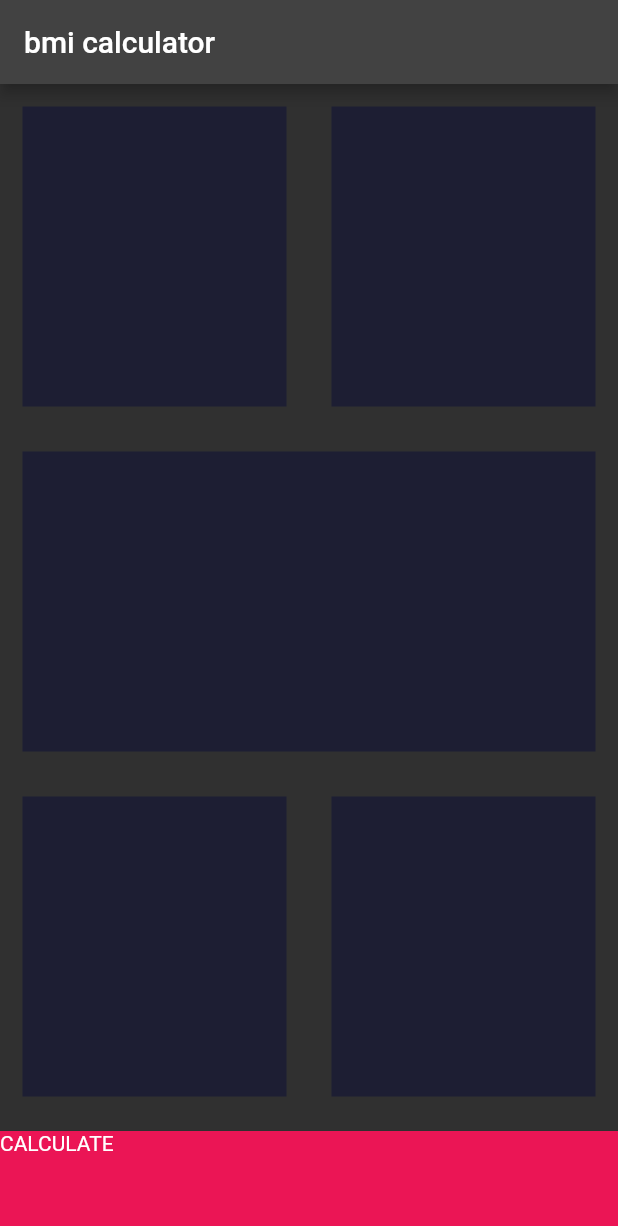
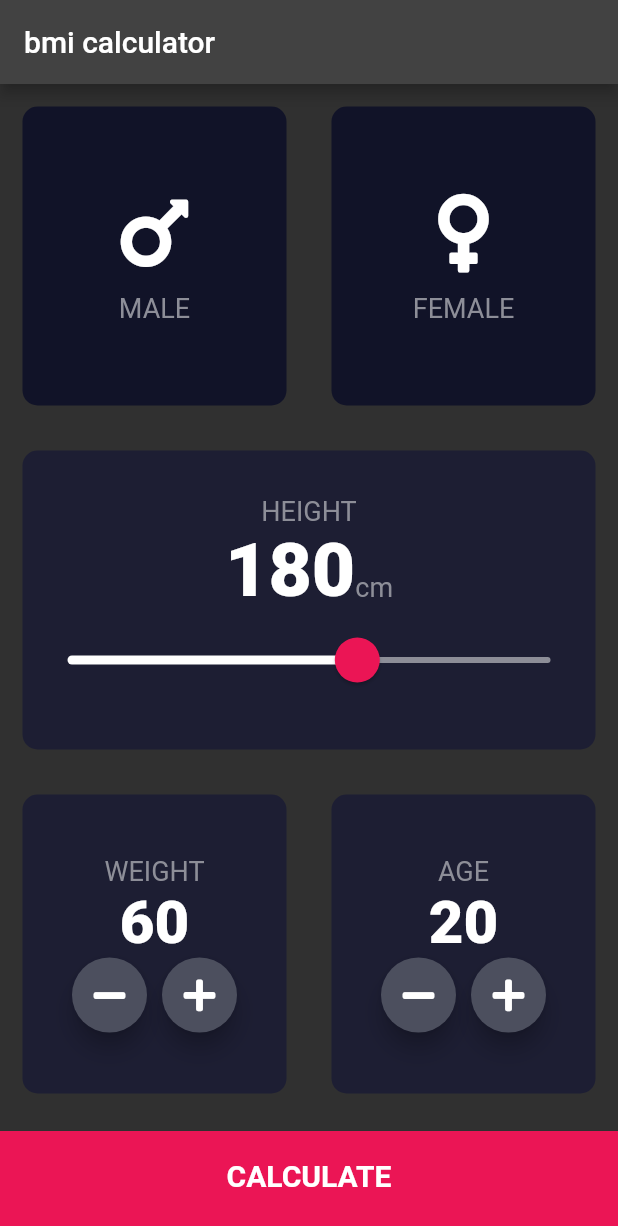
Before and after one commit to Dheeraj998/bmic, a Flutter app: the screen it shows after launch, on a phone screen of 412 x 824 dp. Shown: the top 1226 px of the screen. Run offline on Flutter 3.47's test engine with Material 2 defaults, Android fonts, the phone set to English and light mode, and no system bars; our stand-ins replace font_awesome_flutter.

Commit message:
completed project

```diff
--- /dev/null
+++ b/lib/calculator_brain.dart
@@ -0,0 +1,32 @@
+import 'dart:math';
+
+class CalculatorBrain {
+  CalculatorBrain({required this.height, required this.weight});
+  final int height;
+  final int weight;
+  late double _bmi;
+  String calculateBMI() {
+    double _bmi = weight / pow(height / 100, 2);
+    return _bmi.toStringAsFixed(1);
+  }
+
+  String getResult() {
+    if (_bmi >= 25) {
+      return 'overweight';
+    } else if (_bmi > 18.5) {
+      return 'normal';
+    } else {
+      return 'underweight';
+    }
+  }
+
+  String getInterpretation() {
+    if (_bmi >= 25) {
+      return 'You have a higher than normal body weight.Try to exercise more.';
+    } else if (_bmi > 18.5) {
+      return 'You have a normal body weight.Good job!';
+    } else {
+      return 'You have a lower than normal body weight.You can eat a bit more.';
+    }
+  }
+}
--- /dev/null
+++ b/lib/components/bottom_button.dart
@@ -0,0 +1,29 @@
+import 'package:flutter/material.dart';
+
+import '../constants.dart';
+
+class BottomButton extends StatelessWidget {
+  BottomButton({required this.onTap, required this.buttonTitle});
+  final Function() onTap;
+  final String buttonTitle;
+
+  @override
+  Widget build(BuildContext context) {
+    return GestureDetector(
+      onTap: onTap,
+      child: Container(
+        child: Center(
+          child: Text(
+            buttonTitle,
+            style: kLargeButtonTextstyle,
+          ),
+        ),
+        color: kBottomContainercolor,
+        margin: EdgeInsets.only(top: 10.0),
+        padding: EdgeInsets.only(bottom: 10.0),
+        width: double.infinity,
+        height: kBottomContainerheight,
+      ),
+    );
+  }
+}
--- /dev/null
+++ b/lib/components/icon_content.dart
@@ -0,0 +1,29 @@
+import 'package:flutter/material.dart';
+
+import '../constants.dart';
+
+class IconContent extends StatelessWidget {
+  IconContent({required this.icon, required this.label});
+  final IconData icon;
+  final String label;
+
+  @override
+  Widget build(BuildContext context) {
+    return Column(
+      mainAxisAlignment: MainAxisAlignment.center,
+      children: [
+        Icon(
+          icon,
+          size: 60.0,
+        ),
+        SizedBox(
+          height: 10.0,
+        ),
+        Text(
+          label,
+          style: kLabelTextStyle,
+        ),
+      ],
+    );
+  }
+}
--- /dev/null
+++ b/lib/components/reusable_card.dart
@@ -0,0 +1,23 @@
+import 'package:flutter/material.dart';
+
+class ReusableCard extends StatelessWidget {
+  ReusableCard(
+      {required this.colour, required this.cardChild, required this.onPress});
+  final Color colour;
+  final Widget cardChild;
+  final Function() onPress;
+  @override
+  Widget build(BuildContext context) {
+    return GestureDetector(
+      onTap: onPress,
+      child: Container(
+        child: cardChild,
+        margin: EdgeInsets.all(15.0),
+        decoration: BoxDecoration(
+          borderRadius: BorderRadius.circular(10.0),
+          color: colour,
+        ),
+      ),
+    );
+  }
+}
--- /dev/null
+++ b/lib/components/round_icon_button.dart
@@ -0,0 +1,18 @@
+import 'package:flutter/material.dart';
+
+class RoundIconButton extends StatelessWidget {
+  RoundIconButton({required this.icon, required this.onPressed});
+  final IconData icon;
+  final Function() onPressed;
+  @override
+  Widget build(BuildContext context) {
+    return RawMaterialButton(
+      child: Icon(icon),
+      elevation: 6.0,
+      constraints: BoxConstraints.tightFor(width: 50.0, height: 50.0),
+      onPressed: onPressed,
+      shape: CircleBorder(),
+      fillColor: Color(0xFF4C4F5E),
+    );
+  }
+}
--- /dev/null
+++ b/lib/constants.dart
@@ -0,0 +1,27 @@
+import 'package:flutter/material.dart';
+
+const kBottomContainerheight = 70.0;
+const kBottomContainercolor = Color(0xFFEB1555);
+const kActiveCardColor = Color(0xFF1D1E33);
+const kInactiveCardColor = Color(0xFF111328);
+
+const kLabelTextStyle = TextStyle(
+  fontSize: 18.0,
+  color: Color(0xFF8D8e98),
+);
+const kNumberTextStyle = TextStyle(fontSize: 50.0, fontWeight: FontWeight.w900);
+const kLargeButtonTextstyle =
+    TextStyle(fontSize: 20.0, fontWeight: FontWeight.bold);
+const kTitleTextStyle = TextStyle(fontSize: 50.0, fontWeight: FontWeight.bold);
+const kResultTextStyle = TextStyle(
+  fontSize: 22.0,
+  fontWeight: FontWeight.bold,
+  color: Color(0xFF24D876),
+);
+const kBMITextStyle = TextStyle(
+  fontSize: 100.0,
+  fontWeight: FontWeight.bold,
+);
+const kBodyTextStyle = TextStyle(
+  fontSize: 22.0,
+);
--- a/lib/main.dart
+++ b/lib/main.dart
@@ -1,6 +1,5 @@
+import 'package:bmi/screens/input_page.dart';
 import 'package:flutter/material.dart';
-
-import 'newscreen.dart';
 
 void main() {
   runApp(BmiCalculator());
@@ -13,7 +12,7 @@ class BmiCalculator extends StatelessWidget {
   Widget build(BuildContext context) {
     return MaterialApp(
       theme: ThemeData.dark().copyWith(primaryColor: Color(0xFF0A0E21)),
-      home: NewScreen(),
+      home: InputPage(),
     );
   }
 }
--- a/lib/newscreen.dart
+++ /dev/null
@@ -1,73 +0,0 @@
-import 'package:flutter/material.dart';
-
-class NewScreen extends StatefulWidget {
-  const NewScreen({Key? key}) : super(key: key);
-
-  @override
-  _NewScreenState createState() => _NewScreenState();
-}
-
-class _NewScreenState extends State<NewScreen> {
-  @override
-  Widget build(BuildContext context) {
-    return Scaffold(
-      appBar: AppBar(
-        title: Text('bmi calculator'),
-      ),
-      body: Column(
-        children: [
-          Expanded(
-            child: Row(
-              children: [
-                Expanded(
-                  child: ReusableContainer(),
-                ),
-                Expanded(
-                  child: ReusableContainer(),
-                ),
-              ],
-            ),
-          ),
-          Expanded(
-            child: ReusableContainer(),
-          ),
-          Expanded(
-            child: Row(
-              children: [
-                Expanded(
-                  child: ReusableContainer(),
-                ),
-                Expanded(
-                  child: ReusableContainer(),
-                ),
-              ],
-            ),
-          ),
-          Container(
-            color: Color(0xFFEB1555),
-            height: 70.0,
-            width: double.infinity,
-            margin: EdgeInsets.only(top: 8.0),
-            child: Text(
-              'CALCULATE',
-            ),
-          )
-        ],
-      ),
-    );
-  }
-}
-
-class ReusableContainer extends StatelessWidget {
-  const ReusableContainer({
-    Key? key,
-  }) : super(key: key);
-
-  @override
-  Widget build(BuildContext context) {
-    return Container(
-      margin: EdgeInsets.all(15.0),
-      color: Color(0xFF1D1E33),
-    );
-  }
-}
--- /dev/null
+++ b/lib/screens/input_page.dart
@@ -0,0 +1,235 @@
+import 'package:bmi/calculator_brain.dart';
+import 'package:bmi/components/icon_content.dart';
+import 'package:bmi/screens/results_page.dart';
+import 'package:bmi/components/round_icon_button.dart';
+import 'package:flutter/material.dart';
+import 'package:font_awesome_flutter/font_awesome_flutter.dart';
+import '../components/bottom_button.dart';
+import '../constants.dart';
+import '../components/reusable_card.dart';
+
+enum Gender { male, female }
+
+class InputPage extends StatefulWidget {
+  const InputPage({Key? key}) : super(key: key);
+
+  @override
+  _InputPageState createState() => _InputPageState();
+}
+
+class _InputPageState extends State<InputPage> {
+  Gender? selectedGender;
+  int height = 180;
+  int weight = 60;
+  int age = 20;
+  @override
+  Widget build(BuildContext context) {
+    return Scaffold(
+      appBar: AppBar(
+        title: Text('bmi calculator'),
+      ),
+      body: Column(
+        crossAxisAlignment: CrossAxisAlignment.stretch,
+        children: [
+          Expanded(
+            child: Row(
+              children: [
+                Expanded(
+                  child: ReusableCard(
+                    onPress: () {
+                      setState(() {
+                        selectedGender = Gender.male;
+                      });
+                    },
+                    cardChild: IconContent(
+                      icon: FontAwesomeIcons.mars,
+                      label: 'MALE',
+                    ),
+                    colour: selectedGender == Gender.male
+                        ? kActiveCardColor
+                        : kInactiveCardColor,
+                  ),
+                ),
+                Expanded(
+                  child: ReusableCard(
+                    onPress: () {
+                      setState(() {
+                        selectedGender = Gender.female;
+                      });
+                    },
+                    cardChild: IconContent(
+                      icon: FontAwesomeIcons.venus,
+                      label: 'FEMALE',
+                    ),
+                    colour: selectedGender == Gender.female
+                        ? kActiveCardColor
+                        : kInactiveCardColor,
+                  ),
+                ),
+              ],
+            ),
+          ),
+          Expanded(
+            child: ReusableCard(
+              onPress: () {},
+              cardChild: Column(
+                mainAxisAlignment: MainAxisAlignment.center,
+                children: [
+                  Text(
+                    'HEIGHT',
+                    style: kLabelTextStyle,
+                  ),
+                  Row(
+                    mainAxisAlignment: MainAxisAlignment.center,
+                    crossAxisAlignment: CrossAxisAlignment.baseline,
+                    textBaseline: TextBaseline.alphabetic,
+                    children: [
+                      Text(height.toString(), style: kNumberTextStyle),
+                      Text('cm', style: kLabelTextStyle),
+                    ],
+                  ),
+                  SliderTheme(
+                    data: SliderTheme.of(context).copyWith(
+                      thumbColor: Color(0xFFEB1555),
+                      activeTrackColor: Colors.white,
+                      inactiveTrackColor: Color(0xFF8D8E98),
+                      overlayColor: Color(0x29EB1555),
+                      thumbShape:
+                          RoundSliderThumbShape(enabledThumbRadius: 15.0),
+                      overlayShape:
+                          RoundSliderOverlayShape(overlayRadius: 30.0),
+                    ),
+                    child: Slider(
+                      value: height.toDouble(),
+                      min: 120,
+                      max: 220,
+                      onChanged: (double newValue) {
+                        setState(() {
+                          height = newValue.round();
+                        });
+                      },
+                    ),
+                  ),
+                ],
+              ),
+              colour: kActiveCardColor,
+            ),
+          ),
+          Expanded(
+            child: Row(
+              children: [
+                Expanded(
+                  child: ReusableCard(
+                    onPress: () {},
+                    cardChild: Column(
+                      mainAxisAlignment: MainAxisAlignment.center,
+                      children: [
+                        Text(
+                          'WEIGHT',
+                          style: kLabelTextStyle,
+                        ),
+                        Text(
+                          weight.toString(),
+                          style: TextStyle(
+                            fontSize: 40.0,
+                            fontWeight: FontWeight.w900,
+                          ),
+                        ),
+                        Row(
+                          mainAxisAlignment: MainAxisAlignment.center,
+                          children: [
+                            RoundIconButton(
+                              icon: FontAwesomeIcons.minus,
+                              onPressed: () {
+                                setState(() {
+                                  weight = weight - 1;
+                                });
+                              },
+                            ),
+                            SizedBox(
+                              width: 10.0,
+                            ),
+                            RoundIconButton(
+                              onPressed: () {
+                                setState(() {
+                                  weight = weight + 1;
+                                });
+                              },
+                              icon: FontAwesomeIcons.plus,
+                            ),
+                          ],
+                        )
+                      ],
+                    ),
+                    colour: kActiveCardColor,
+                  ),
+                ),
+                Expanded(
+                  child: ReusableCard(
+                    onPress: () {},
+                    cardChild: Column(
+                      mainAxisAlignment: MainAxisAlignment.center,
+                      children: [
+                        Text(
+                          'AGE',
+                          style: kLabelTextStyle,
+                        ),
+                        Text(
+                          age.toString(),
+                          style: TextStyle(
+                            fontSize: 40.0,
+                            fontWeight: FontWeight.w900,
+                          ),
+                        ),
+                        Row(
+                          mainAxisAlignment: MainAxisAlignment.center,
+                          children: [
+                            RoundIconButton(
+                              icon: FontAwesomeIcons.minus,
+                              onPressed: () {
+                                setState(() {
+                                  age--;
+                                });
+                              },
+                            ),
+                            SizedBox(
+                              width: 10.0,
+                            ),
+                            RoundIconButton(
+                              icon: FontAwesomeIcons.plus,
+                              onPressed: () {
+                                setState(() {
+                                  age++;
+                                });
+                              },
+                            ),
+                          ],
+                        )
+                      ],
+                    ),
+                    colour: kActiveCardColor,
+                  ),
+                ),
+              ],
+            ),
+          ),
+          BottomButton(
+            onTap: () {
+              CalculatorBrain calc =
+                  CalculatorBrain(height: height, weight: weight);
+              Navigator.push(
+                  context,
+                  MaterialPageRoute(
+                      builder: (context) => ResultsPage(
+                            bmiResult: calc.calculateBMI(),
+                            resultText: calc.getResult(),
+                            interpretation: calc.getInterpretation(),
+                          )));
+            },
+            buttonTitle: 'CALCULATE',
+          )
+        ],
+      ),
+    );
+  }
+}
--- a/pubspec.yaml
+++ b/pubspec.yaml
@@ -28,6 +28,7 @@ dependencies:
   # The following adds the Cupertino Icons font to your application.
   # Use with the CupertinoIcons class for iOS style icons.
   cupertino_icons: ^1.0.2
+  font_awesome_flutter: ^9.1.0
 
 dev_dependencies:
   flutter_test:
```
Also changed, not shown: lib/screens/results_page.dart (added, +64 -0 lines), pubspec.lock.
